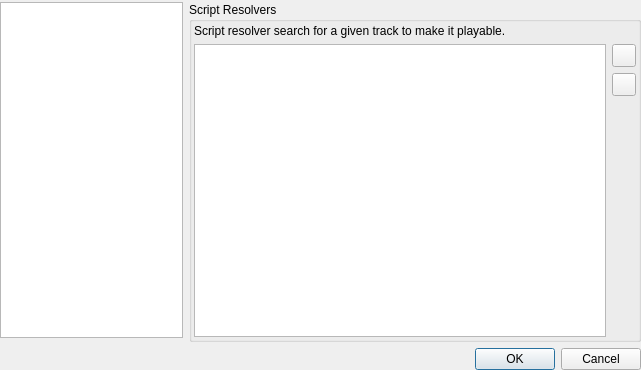
This is src/stackedsettingsdialog.ui in tomahawk-player/tomahawk as Qt 5 draws it before an edit. The edited form follows.
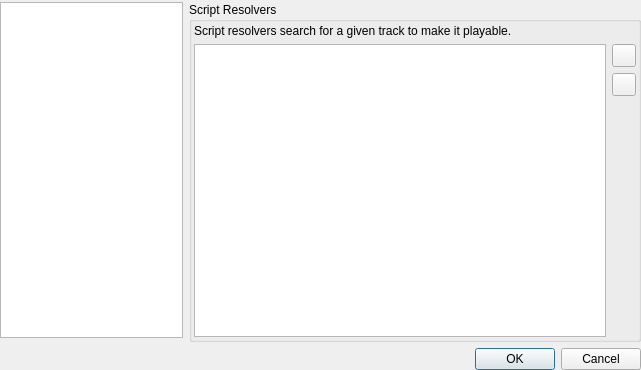
This is the edited form. The open tabs and pages were chosen to show the change. Icons and pictures are not drawn.

Patch:
```diff
--- a/src/stackedsettingsdialog.ui
+++ b/src/stackedsettingsdialog.ui
@@ -366,7 +366,7 @@
             <item>
              <widget class="QLabel" name="label">
               <property name="text">
-               <string>Script resolver search for a given track to make it playable.</string>
+               <string>Script resolvers search for a given track to make it playable.</string>
               </property>
              </widget>
             </item>
```
Left out of the diff: 2 changed lines with no effect on the pictures.
